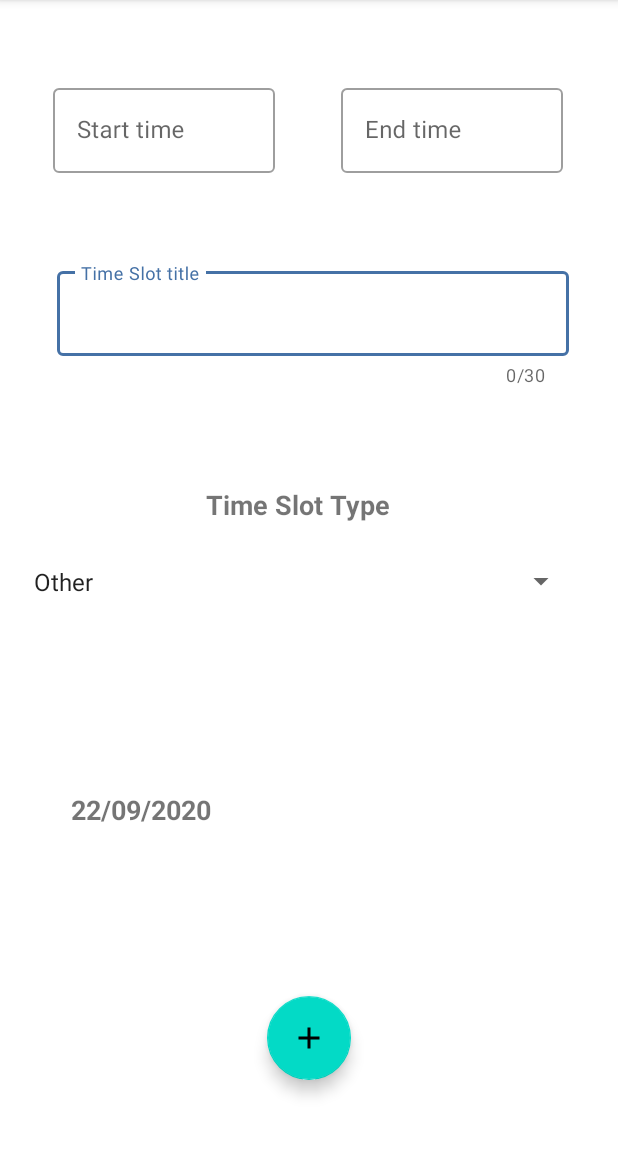
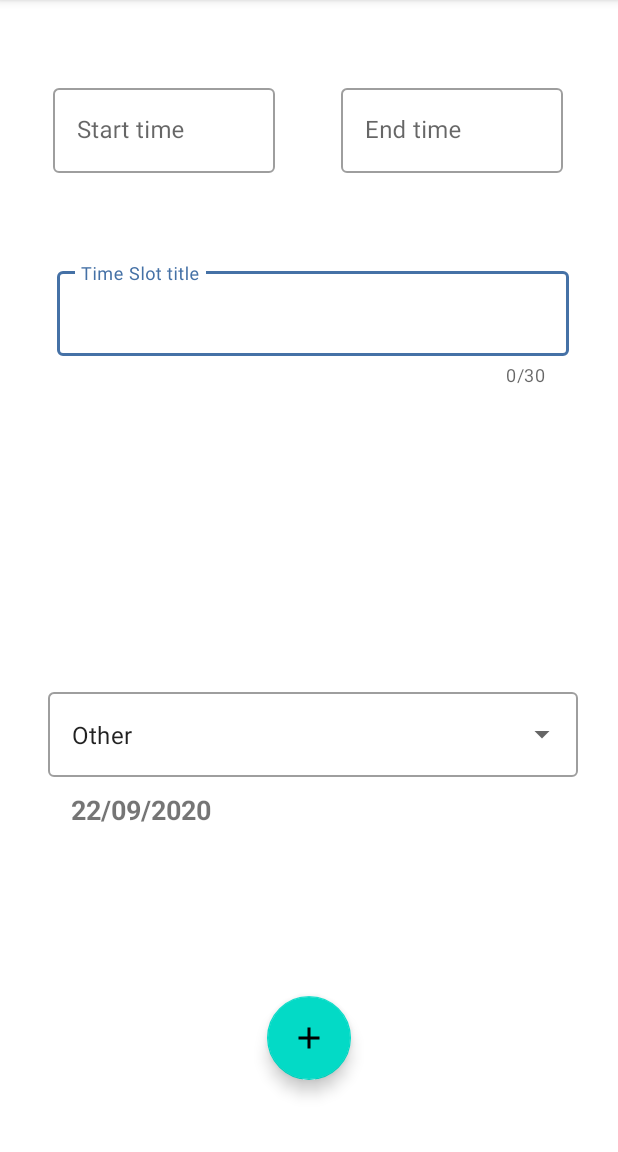
Before and after one commit to TomRoberts97/DayPlanner, an Android app: the AddTimeSlotActivity screen opened directly, with no data from a screen before it, on a phone screen of 412 x 824 dp, the part 84-1236 px from its top. Run offline under Robolectric (Android 15) with nearby library versions, the phone set to English and light mode, and no system bars.

Commit message:
Add page working with new Matrial Design components
still need work to improve UI. now working on time validation and sorting

```diff
--- a/app/src/main/java/com/tomrob/dayplanner/AddTimeSlotActivity.java
+++ b/app/src/main/java/com/tomrob/dayplanner/AddTimeSlotActivity.java
@@ -6,7 +6,9 @@ import android.content.SharedPreferences;
 import android.os.Bundle;
 import android.text.InputType;
 import android.view.View;
+import android.widget.AdapterView;
 import android.widget.ArrayAdapter;
+import android.widget.AutoCompleteTextView;
 import android.widget.EditText;
 import android.widget.Spinner;
 import android.widget.TextView;
@@ -25,20 +27,22 @@ import java.util.Date;
 
 import androidx.appcompat.app.AppCompatActivity;
 
-public class AddTimeSlotActivity extends AppCompatActivity {
+public class AddTimeSlotActivity extends AppCompatActivity implements AdapterView.OnItemClickListener  {
 
     TimePickerDialog startTimePicker, endTimePicker;
     EditText editTextStartTime, editTextEndTime, editTextDesHeader;
     TextView textViewDate;
     Spinner spinner;
+    AutoCompleteTextView filledExposedDropdown;
+    String selectedType;
 
     @Override
     protected void onCreate(Bundle savedInstanceState) {
         super.onCreate(savedInstanceState);
         setContentView(R.layout.activity_add_time_slot);
 
-
-        spinner = findViewById(R.id.time_slot_type_spinner);
+        filledExposedDropdown = findViewById(R.id.autoCompleteExposedDropdown);
+        //spinner = findViewById(R.id.autoCompleteExposedDropdown);
         editTextDesHeader = findViewById(R.id.EditTextDescriptionHeader);
         fillSpinner();
 
@@ -131,7 +135,7 @@ public class AddTimeSlotActivity extends AppCompatActivity {
                 DateFormat dateFormat = new SimpleDateFormat("dd/MM/yyyy");
                 String todayDate = dateFormat.format(date);
 
-                TimeSlot timeSlot = new TimeSlot(editTextStartTime.getText().toString(),editTextEndTime.getText().toString(),spinner.getSelectedItem().toString(),editTextDesHeader.getText().toString(),"Please add more details",todayDate);
+                TimeSlot timeSlot = new TimeSlot(editTextStartTime.getText().toString(),editTextEndTime.getText().toString(),selectedType,editTextDesHeader.getText().toString(),"Please add more details",todayDate);
                 MainActivity.timeSlotList.add(timeSlot);
                 MainActivity.mAdapter.notifyDataSetChanged();
 
@@ -150,9 +154,30 @@ public class AddTimeSlotActivity extends AppCompatActivity {
     private void fillSpinner(){
         ArrayAdapter<CharSequence> adapter = ArrayAdapter.createFromResource(
                 this, R.array.time_slot_type_array, android.R.layout.simple_spinner_item);
-        adapter.setDropDownViewResource(android.R.layout.simple_spinner_dropdown_item);
-        spinner.setAdapter(adapter);
+        //adapter.setDropDownViewResource(android.R.layout.simple_spinner_dropdown_item);
+        //spinner.setAdapter(adapter);
+
+        filledExposedDropdown.setText("Other");
+        filledExposedDropdown.setAdapter(adapter);
+        filledExposedDropdown.setOnItemClickListener(this);
     }
+
+    @Override
+    public void onItemClick(AdapterView<?> parent, View view, int position, long id)
+    {
+        // fetch the user selected value
+        String item = parent.getItemAtPosition(position).toString();
+
+        // create Toast with user selected value
+        Toast.makeText(AddTimeSlotActivity.this, "Selected Item is: \t" + item, Toast.LENGTH_LONG).show();
+
+        selectedType = item;
+        // set user selected value to the TextView
+        //tvDisplay.setText(item);
+
+    }
+
+
 
     public void saveData(){
         SharedPreferences sharedPreferences = getSharedPreferences("shared preferences", MODE_PRIVATE);
--- a/app/src/main/res/layout/activity_add_time_slot.xml
+++ b/app/src/main/res/layout/activity_add_time_slot.xml
@@ -35,7 +35,7 @@
         android:textStyle="bold" />-->
 
 
-    <TextView
+   <!-- <TextView
         android:id="@+id/TextViewTypeSelect"
         android:layout_width="wrap_content"
         android:layout_height="wrap_content"
@@ -47,7 +47,7 @@
         android:layout_marginTop="324dp"
         android:text="Time Slot Type"
         android:textSize="18sp"
-        android:textStyle="bold" />
+        android:textStyle="bold" />-->
 
     <TextView
         android:id="@+id/TextViewDateDisplay"
@@ -80,7 +80,7 @@
            android:textSize="20sp"
            android:textStyle="bold" />-->
 
-    <Spinner
+<!--    <Spinner
         android:id="@+id/time_slot_type_spinner"
         android:layout_width="370dp"
         android:layout_height="47dp"
@@ -91,7 +91,7 @@
         android:layout_marginTop="364dp"
         android:prompt="@string/spinner_prompt"
         android:spinnerMode="dialog"
-        android:textSize="20sp" />
+        android:textSize="20sp" />-->
 
     <com.google.android.material.floatingactionbutton.FloatingActionButton
         android:id="@+id/floating_action_button"
@@ -180,4 +180,25 @@
     </com.google.android.material.textfield.TextInputLayout>
 
 
+    <com.google.android.material.textfield.TextInputLayout
+        style="@style/Widget.MaterialComponents.TextInputLayout.OutlinedBox.ExposedDropdownMenu"
+        android:layout_width="353dp"
+        android:layout_height="wrap_content"
+        android:layout_alignParentBottom="true"
+        android:layout_alignParentStart="true"
+        android:layout_marginBottom="250dp"
+        android:layout_marginStart="32dp">
+
+
+        <AutoCompleteTextView
+            android:id="@+id/autoCompleteExposedDropdown"
+            android:layout_width="match_parent"
+            android:layout_height="wrap_content"
+            android:inputType="none" />
+
+    </com.google.android.material.textfield.TextInputLayout>
+
+
+
+
 </RelativeLayout>
```
